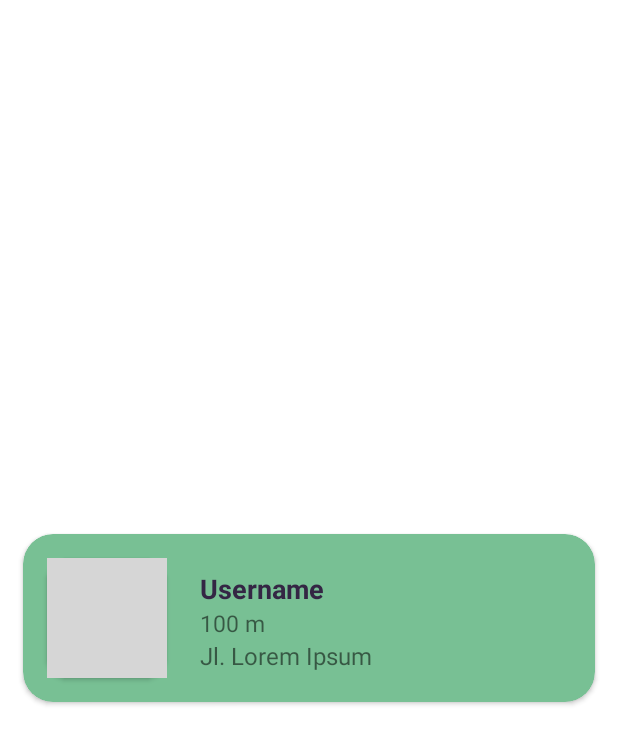
After one commit to swalokal/Android-Development, an Android app: the layout store_item.xml on its own in the app's theme, with its tools: preview values and no code run, on a phone screen of 412 x 824 dp. The commit adds this screen. Shown: the top 744 px of the screen. Run offline under Robolectric (Android 15) with nearby library versions, the phone set to English and light mode, and no system bars; grey boxes are pictures that could not be loaded.

Commit message:
Selesai membuat UI search dan item store

```diff
--- /dev/null
+++ b/app/src/main/res/drawable/rounded_image_corner.xml
@@ -0,0 +1,5 @@
+<?xml version="1.0" encoding="utf-8"?>
+<shape xmlns:android="http://schemas.android.com/apk/res/android">
+    <corners android:radius="15dp" />
+    <solid android:color="@android:color/white" />
+</shape>
--- /dev/null
+++ b/app/src/main/res/layout/store_item.xml
@@ -0,0 +1,84 @@
+<?xml version="1.0" encoding="utf-8"?>
+
+<androidx.cardview.widget.CardView xmlns:android="http://schemas.android.com/apk/res/android"
+    xmlns:app="http://schemas.android.com/apk/res-auto"
+    xmlns:tools="http://schemas.android.com/tools"
+    android:id="@+id/card_view"
+    android:layout_width="match_parent"
+    android:layout_height="wrap_content"
+    android:layout_gravity="center"
+    android:layout_marginHorizontal="15dp"
+    android:layout_marginVertical="7dp"
+    app:cardBackgroundColor="@color/olivine_dark"
+    app:cardCornerRadius="20dp">
+
+    <androidx.constraintlayout.widget.ConstraintLayout
+        android:layout_width="match_parent"
+        android:layout_height="match_parent">
+
+        <androidx.cardview.widget.CardView
+            android:id="@+id/cardView"
+            android:layout_width="wrap_content"
+            android:layout_height="wrap_content"
+            android:layout_marginStart="16dp"
+            android:layout_marginTop="16dp"
+            android:layout_marginBottom="16dp"
+            app:cardCornerRadius="15dp"
+            app:layout_constraintBottom_toBottomOf="parent"
+            app:layout_constraintEnd_toStartOf="@+id/tv_item_name"
+            app:layout_constraintStart_toStartOf="parent"
+            app:layout_constraintTop_toTopOf="parent">
+
+            <ImageView
+                android:id="@+id/iv_item_photo"
+                android:layout_width="80dp"
+                android:layout_height="80dp"
+                android:background="@drawable/rounded_image_corner"
+                android:scaleType="centerCrop"
+                tools:src="@tools:sample/backgrounds/scenic" />
+        </androidx.cardview.widget.CardView>
+
+        <TextView
+            android:id="@+id/tv_item_name"
+            android:layout_width="0dp"
+            android:layout_height="wrap_content"
+            android:layout_marginStart="22dp"
+            android:layout_marginTop="8dp"
+            android:ellipsize="end"
+            android:maxLines="1"
+            android:textColor="@color/dark_purple"
+            android:textSize="18sp"
+            android:textStyle="bold"
+            app:layout_constraintEnd_toEndOf="parent"
+            app:layout_constraintStart_toEndOf="@+id/cardView"
+            app:layout_constraintTop_toTopOf="@+id/cardView"
+            tools:text="Username" />
+
+        <TextView
+            android:id="@+id/tv_item_distance"
+            android:layout_width="100dp"
+            android:layout_height="wrap_content"
+            android:ellipsize="end"
+            android:maxLines="1"
+            android:textSize="15sp"
+            app:layout_constraintEnd_toEndOf="parent"
+            app:layout_constraintHorizontal_bias="0.0"
+            app:layout_constraintStart_toStartOf="@+id/tv_item_name"
+            app:layout_constraintTop_toBottomOf="@+id/tv_item_name"
+            tools:text="100 m" />
+
+        <TextView
+            android:id="@+id/tv_item_address"
+            android:layout_width="0dp"
+            android:layout_height="wrap_content"
+            android:ellipsize="end"
+            android:maxLines="1"
+            android:textSize="16sp"
+
+            app:layout_constraintEnd_toEndOf="parent"
+            app:layout_constraintStart_toStartOf="@+id/tv_item_distance"
+            app:layout_constraintTop_toBottomOf="@+id/tv_item_distance"
+            tools:text="Jl. Lorem Ipsum" />
+    </androidx.constraintlayout.widget.ConstraintLayout>
+
+</androidx.cardview.widget.CardView>
--- a/app/src/main/res/values/colors.xml
+++ b/app/src/main/res/values/colors.xml
@@ -13,4 +13,5 @@
     <color name="mauve">#c69cfc</color>
     <color name="sunglow">#feca5c</color>
     <color name="dark_purple">#342644</color>
+    <color name="olivine_dark">#78C094</color>
 </resources>
```
Also changed, not shown: app/src/main/res/layout/activity_search.xml (+69 -0 lines), app/src/main/res/layout/story_item.xml (added, +41 -0 lines).
